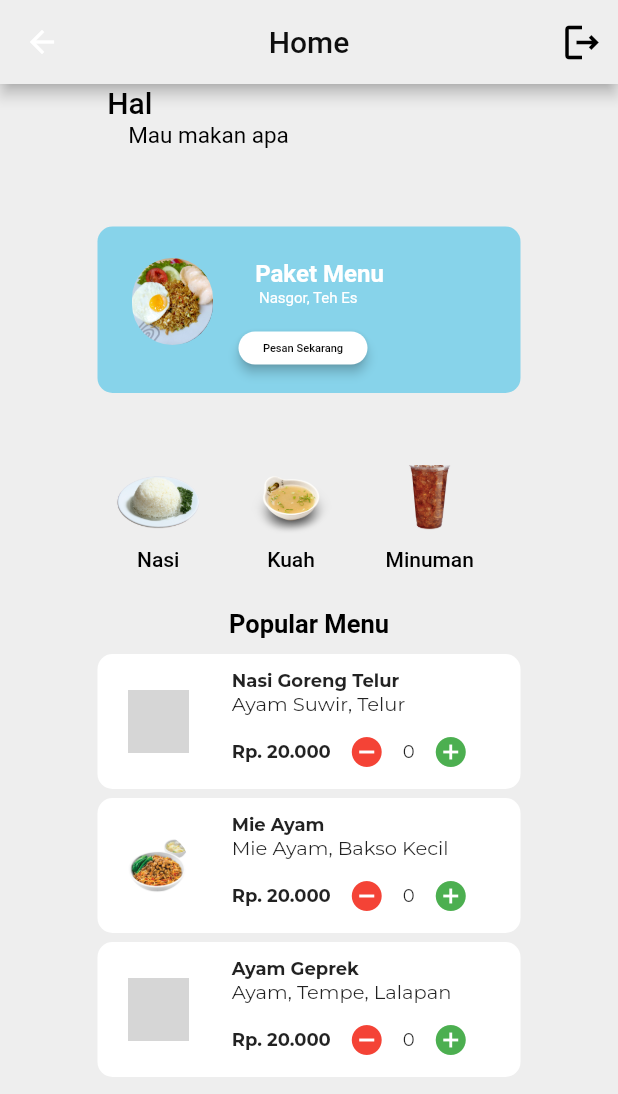
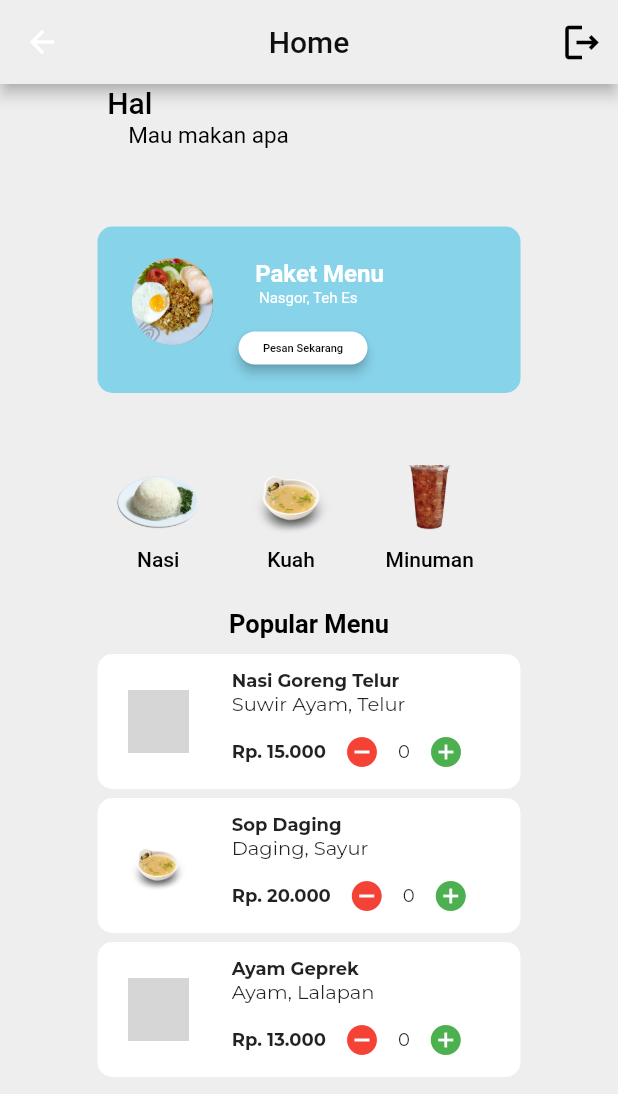
Before and after one commit to Project-Mobile-Tugas/Project, a Flutter app: the Home screen opened directly, after a tap on the "add circle" icon, on a phone screen of 412 x 824 dp. Shown: the top 1094 px of the screen. Run offline on Flutter 3.47's test engine with Material 2 defaults, Android fonts, the phone set to English and light mode, and no system bars; our stand-ins replace firebase_auth, firebase_core, firebase_database, google_fonts; accounts and stored records are empty; Roboto replaces fonts that are missing (Helvetica Neue LT Std, Sans Serif Collection); grey boxes are pictures that could not be loaded.

Commit message:
PUSHUP
AMAN

```diff
--- a/Mobile/lib/page-1/home.dart
+++ b/Mobile/lib/page-1/home.dart
@@ -594,7 +594,7 @@ class Home extends StatelessWidget {
                                                 fontWeight: FontWeight.bold),
                                           ),
                                           Text(
-                                            'Ayam Suwir, Telur',
+                                            'Suwir Ayam, Telur',
                                             textAlign: TextAlign.left,
                                             style: GoogleFonts.montserrat(
                                                 fontSize: 13),
@@ -602,7 +602,7 @@ class Home extends StatelessWidget {
                                           Row(
                                             children: [
                                               Text(
-                                                "Rp. 20.000",
+                                                "Rp. 15.000",
                                                 style: GoogleFonts.montserrat(
                                                     fontSize: 12,
                                                     fontWeight:
@@ -616,7 +616,7 @@ class Home extends StatelessWidget {
                                                             FirebaseAuth
                                                                 .instance
                                                                 .currentUser,
-                                                            "Nasi Goreng Suwir");
+                                                            "Nasi Goreng Telur");
                                                       },
                                                       icon: Icon(
                                                         Icons.remove_circle,
@@ -633,8 +633,8 @@ class Home extends StatelessWidget {
                                                             FirebaseAuth
                                                                 .instance
                                                                 .currentUser,
-                                                            "Nasi Goreng Suwir",
-                                                            20000);
+                                                            "Nasi Goreng Telur",
+                                                            15000);
                                                       },
                                                       icon: Icon(
                                                         Icons.add_circle,
@@ -672,7 +672,7 @@ class Home extends StatelessWidget {
                                           borderRadius:
                                               BorderRadius.circular(29),
                                           child: Image.asset(
-                                            'assets/page-1/images/image-2.png',
+                                            'assets/page-1/images/rectangle-4.png',
                                             fit: BoxFit.cover,
                                           ),
                                         ),
@@ -685,13 +685,13 @@ class Home extends StatelessWidget {
                                             height: 10,
                                           ),
                                           Text(
-                                            'Mie Ayam',
+                                            'Sop Daging',
                                             style: GoogleFonts.montserrat(
                                                 fontSize: 12,
                                                 fontWeight: FontWeight.bold),
                                           ),
                                           Text(
-                                            'Mie Ayam, Bakso Kecil',
+                                            'Daging, Sayur',
                                             textAlign: TextAlign.left,
                                             style: GoogleFonts.montserrat(
                                                 fontSize: 13),
@@ -713,7 +713,7 @@ class Home extends StatelessWidget {
                                                             FirebaseAuth
                                                                 .instance
                                                                 .currentUser,
-                                                            "Mie Ayam");
+                                                            "Sop Daging");
                                                       },
                                                       icon: Icon(
                                                         Icons.remove_circle,
@@ -730,8 +730,8 @@ class Home extends StatelessWidget {
                                                             FirebaseAuth
                                                                 .instance
                                                                 .currentUser,
-                                                            "Mie Ayam",
-                                                            2000);
+                                                            "Sop Daging",
+                                                            20000);
                                                       },
                                                       icon: Icon(
                                                         Icons.add_circle,
@@ -788,7 +788,7 @@ class Home extends StatelessWidget {
                                                 fontWeight: FontWeight.bold),
                                           ),
                                           Text(
-                                            'Ayam, Tempe, Lalapan',
+                                            'Ayam, Lalapan',
                                             textAlign: TextAlign.left,
                                             style: GoogleFonts.montserrat(
                                                 fontSize: 13),
@@ -796,7 +796,7 @@ class Home extends StatelessWidget {
                                           Row(
                                             children: [
                                               Text(
-                                                "Rp. 20.000",
+                                                "Rp. 13.000",
                                                 style: GoogleFonts.montserrat(
                                                     fontSize: 12,
                                                     fontWeight:
@@ -828,7 +828,7 @@ class Home extends StatelessWidget {
                                                                 .instance
                                                                 .currentUser,
                                                             "Ayam Geprek",
-                                                            15000);
+                                                            13000);
                                                       },
                                                       icon: Icon(
                                                         Icons.add_circle,
```
